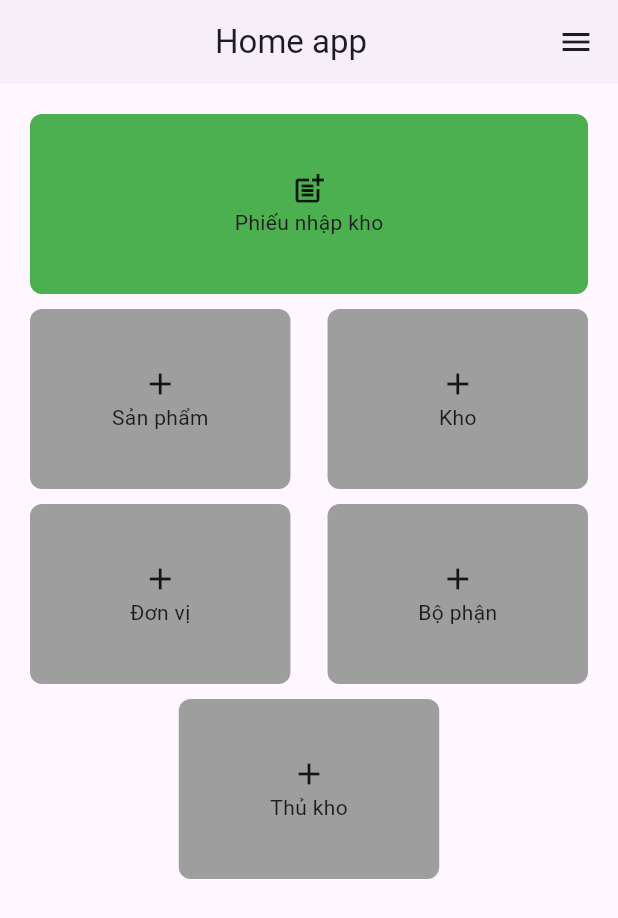
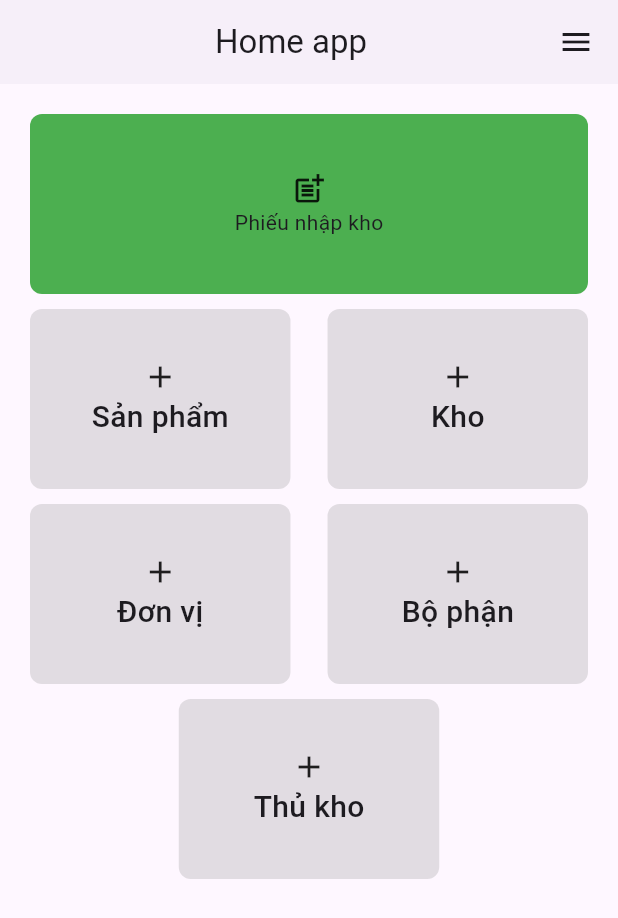
Before and after one commit to NgaKezzy/app_test, a Flutter app: the screen it shows after launch, on a phone screen of 412 x 824 dp. Shown: the top 918 px of the screen. Run offline on Flutter 3.47's test engine with Material 3 defaults, Android fonts, the phone set to English and light mode, and no system bars; our stand-ins replace bloc, copy_with_extension, equatable, firebase_core, firebase_database, flutter_bloc and 1 more; accounts and stored records are empty.

```diff
--- a/lib/widgets/item_home_app.dart
+++ b/lib/widgets/item_home_app.dart
@@ -23,11 +23,18 @@ class ItemHomeApp extends StatelessWidget {
       child: Container(
         height: 120,
         width: width * 0.47 - 20,
-        decoration:
-            BoxDecoration(borderRadius: BorderRadius.circular(8), color: color),
+        decoration: BoxDecoration(
+            borderRadius: BorderRadius.circular(8),
+            color: color.withOpacity(0.3)),
         child: Column(
           mainAxisAlignment: MainAxisAlignment.center,
-          children: [Icon(icon), Text(title)],
+          children: [
+            Icon(icon),
+            Text(
+              title,
+              style: TextStyle(fontSize: 20, fontWeight: FontWeight.w500),
+            )
+          ],
         ),
       ),
     );
```
Also changed, not shown: lib/cubit/product_cubit.dart (+16 -2 lines), lib/pages/products/add_product.dart (+26 -4 lines), lib/pages/products/item_product.dart (added, +33 -0 lines), lib/pages/products/product_screen.dart (+26 -0 lines).
